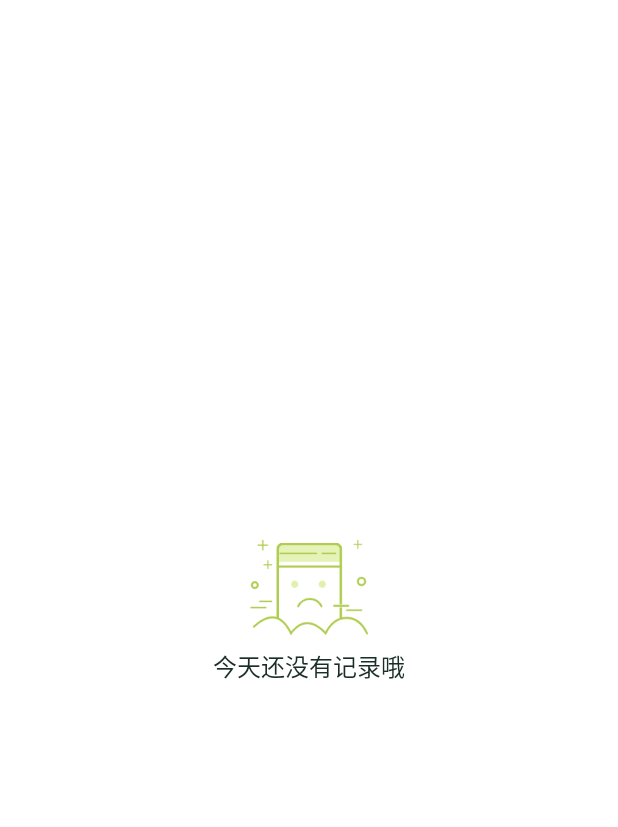
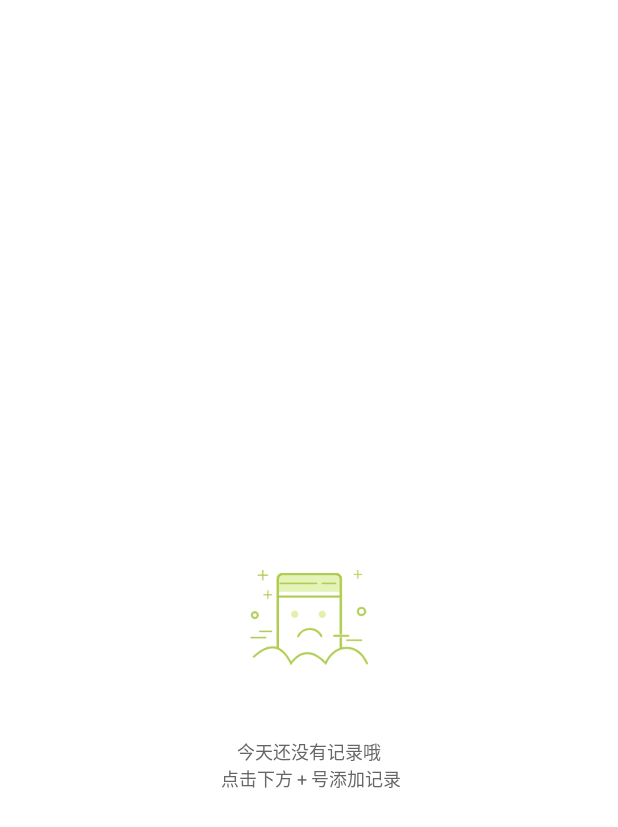
Before and after one commit to zengwei123/financial, an Android app: the layout z_recycler_nodata_item1.xml on its own in the app's theme, with its tools: preview values and no code run, on a phone screen of 412 x 824 dp. Shown: the top 827 px of the screen. Run offline under Robolectric (Android 15) with nearby library versions, the phone set to English and light mode, and no system bars.

```diff
--- a/app/src/main/AndroidManifest.xml
+++ b/app/src/main/AndroidManifest.xml
@@ -24,6 +24,7 @@
         </activity>
         <activity android:name=".Page.Activity.Calendar.CalendarActivity"></activity>
         <activity android:name=".Page.Activity.AddRecord.AddRecordActivity" ></activity>
+        <activity android:name=".Page.Activity.Search.SearchActivity" ></activity>
         <meta-data
             android:name="design_width_in_dp"
             android:value="360"/>
--- a/app/src/main/java/com/cnitpm/financial/Page/Fragment/Main/MainPresenter.java
+++ b/app/src/main/java/com/cnitpm/financial/Page/Fragment/Main/MainPresenter.java
@@ -46,6 +46,7 @@ import com.cnitpm.financial.Model.AllModel;
 import com.cnitpm.financial.Model.NoteBook;
 import com.cnitpm.financial.Model.TimeLine;
 import com.cnitpm.financial.Page.Activity.Calendar.CalendarActivity;
+import com.cnitpm.financial.Page.Activity.Search.SearchActivity;
 import com.cnitpm.financial.R;
 import com.cnitpm.financial.Util.SqlOperation;
 import com.cnitpm.financial.Util.UtilRecyclerAdapter;
@@ -191,6 +192,7 @@ class MainPresenter extends BasePresenter<MainView> implements View.OnClickListe
                 waveShiftAnim.start();
                 break;
             case R.id.Main_TextView_Search:
+                ((BaseActivity)mvpView.getThisActivity()).JumpActivity(mvpView.getActivityContext(), SearchActivity.class);
                 break;
         }
     }
--- a/app/src/main/res/layout/z_recycler_nodata_item1.xml
+++ b/app/src/main/res/layout/z_recycler_nodata_item1.xml
@@ -1,6 +1,5 @@
 <?xml version="1.0" encoding="utf-8"?>
 <RelativeLayout xmlns:android="http://schemas.android.com/apk/res/android"
-    android:gravity="center"
     android:background="#ffffff"
     android:layout_width="match_parent"
     android:layout_height="match_parent">
@@ -9,16 +8,20 @@
         android:id="@+id/Z_Recycler_NoData_Item_Image"
         android:layout_width="wrap_content"
         android:layout_height="wrap_content"
-        android:layout_alignParentTop="true"
-        android:layout_centerHorizontal="true"
+        android:layout_centerInParent="true"
         android:src="@mipmap/nodata1" />
     <TextView
-        android:textSize="16dp"
-        android:text="今天还没有记录哦"
+        android:textSize="@dimen/Text_Small_sp"
+        android:text="今天还没有记录哦\n
+点击下方 + 号添加记录"
         android:gravity="center"
-        android:textColor="#1A2D27"
+        android:singleLine="false"
+        android:textColor="#666666"
         android:layout_margin="8dp"
+        android:paddingTop="40dp"
         android:layout_below="@+id/Z_Recycler_NoData_Item_Image"
         android:layout_width="match_parent"
         android:layout_height="wrap_content" />
+
+
 </RelativeLayout>
```
Also changed, not shown: app/src/main/java/com/cnitpm/financial/Page/Activity/Search/SearchActivity.java (added, +52 -0 lines), app/src/main/java/com/cnitpm/financial/Page/Activity/Search/SearchPresenter.java (added, +21 -0 lines), app/src/main/java/com/cnitpm/financial/Page/Activity/Search/SearchView.java (added, +11 -0 lines), app/src/main/res/layout/search_layout.xml (added, +7 -0 lines), app/src/main/res/mipmap-xhdpi/bottom.png (added).
